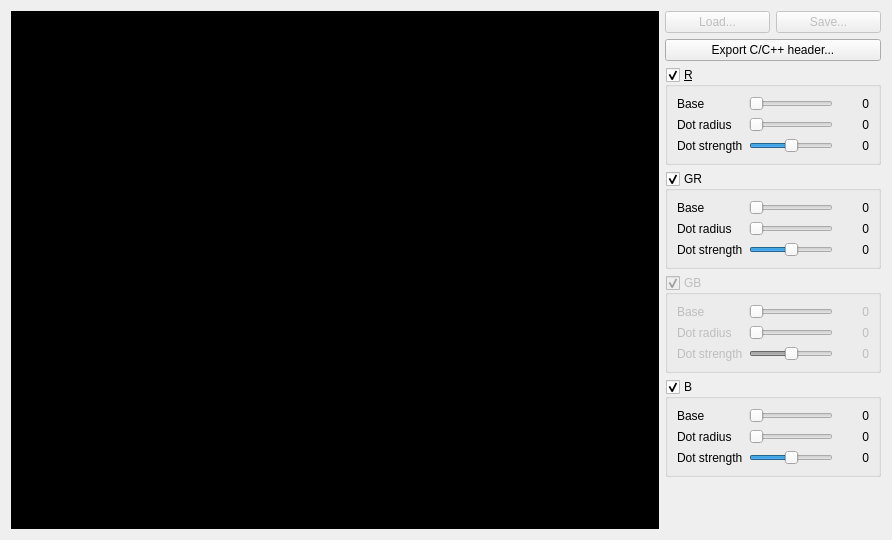
This is MainWindow.ui in dridri/lens_shading_editor as Qt 5 draws it before an edit. The edited form follows.
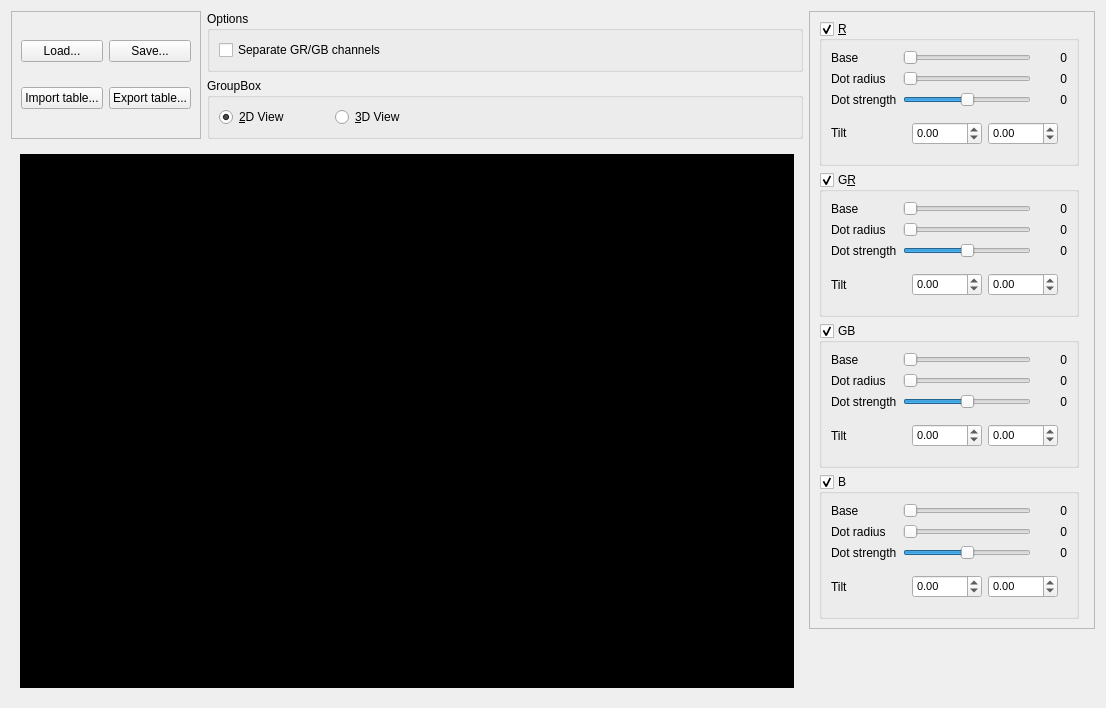
This is the edited form.

Commit message: better correction (using cos()). added tilt. added separate GR and GB channels. added 3Dview.

```diff
--- a/MainWindow.ui
+++ b/MainWindow.ui
@@ -6,291 +6,65 @@
    <rect>
     <x>0</x>
     <y>0</y>
-    <width>892</width>
-    <height>540</height>
+    <width>1106</width>
+    <height>708</height>
    </rect>
   </property>
   <property name="windowTitle">
    <string>Lens Shader Editor</string>
   </property>
+  <layout class="QGridLayout" name="gridLayout_8">
+   <item row="0" column="0" rowspan="2">
+    <widget class="QFrame" name="frame_2">
+     <property name="frameShape">
+      <enum>QFrame::StyledPanel</enum>
+     </property>
+     <property name="frameShadow">
+      <enum>QFrame::Raised</enum>
+     </property>
+     <layout class="QGridLayout" name="gridLayout_11">
+      <item row="0" column="0">
+       <widget class="QPushButton" name="loadBtn">
+        <property name="text">
+         <string>Load...</string>
+        </property>
+       </widget>
+      </item>
+      <item row="0" column="1">
+       <widget class="QPushButton" name="saveBtn">
+        <property name="text">
+         <string>Save...</string>
+        </property>
+       </widget>
+      </item>
+      <item row="1" column="0">
+       <widget class="QPushButton" name="importBtn">
+        <property name="text">
+         <string>Import table...</string>
+        </property>
+       </widget>
+      </item>
+      <item row="1" column="1">
+       <widget class="QPushButton" name="exportBtn">
+        <property name="text">
+         <string>Export table...</string>
+        </property>
+       </widget>
+      </item>
+     </layout>
+    </widget>
+   </item>
+   <item row="0" column="2" rowspan="4">
+    <widget class="QFrame" name="frame">
+     <property name="frameShape">
+      <enum>QFrame::StyledPanel</enum>
+     </property>
+     <property name="frameShadow">
+      <enum>QFrame::Raised</enum>
+     </property>
   <layout class="QGridLayout" name="gridLayout_5">
-   <item row="6" column="2">
-    <spacer name="verticalSpacer">
-     <property name="orientation">
-      <enum>Qt::Vertical</enum>
-     </property>
-     <property name="sizeHint" stdset="0">
-      <size>
-       <width>20</width>
-       <height>40</height>
-      </size>
-     </property>
-    </spacer>
-   </item>
-   <item row="0" column="0" rowspan="7">
-    <widget class="QLabel" name="shader">
-     <property name="sizePolicy">
-      <sizepolicy hsizetype="Expanding" vsizetype="Expanding">
-       <horstretch>0</horstretch>
-       <verstretch>0</verstretch>
-      </sizepolicy>
-     </property>
-     <property name="styleSheet">
-      <string notr="true">background-color: rgb(0, 0, 0);</string>
-     </property>
-     <property name="text">
-      <string/>
-     </property>
-     <property name="scaledContents">
-      <bool>true</bool>
-     </property>
-    </widget>
-   </item>
-   <item row="2" column="1" colspan="2">
-    <widget class="QGroupBox" name="groupBox">
-     <property name="sizePolicy">
-      <sizepolicy hsizetype="Maximum" vsizetype="Preferred">
-       <horstretch>0</horstretch>
-       <verstretch>0</verstretch>
-      </sizepolicy>
-     </property>
-     <property name="title">
-      <string>&amp;R</string>
-     </property>
-     <property name="checkable">
-      <bool>true</bool>
-     </property>
-     <layout class="QGridLayout" name="gridLayout">
-      <item row="1" column="0">
-       <widget class="QLabel" name="label_3">
-        <property name="text">
-         <string>Dot radius</string>
-        </property>
-       </widget>
-      </item>
-      <item row="1" column="1">
-       <widget class="QSlider" name="r_radius">
-        <property name="maximum">
-         <number>50</number>
-        </property>
-        <property name="orientation">
-         <enum>Qt::Horizontal</enum>
-        </property>
-       </widget>
-      </item>
-      <item row="2" column="0">
-       <widget class="QLabel" name="label_4">
-        <property name="text">
-         <string>Dot strength</string>
-        </property>
-       </widget>
-      </item>
-      <item row="0" column="1">
-       <widget class="QSlider" name="r_base">
-        <property name="maximum">
-         <number>255</number>
-        </property>
-        <property name="orientation">
-         <enum>Qt::Horizontal</enum>
-        </property>
-       </widget>
-      </item>
-      <item row="0" column="0">
-       <widget class="QLabel" name="label_2">
-        <property name="text">
-         <string>Base</string>
-        </property>
-       </widget>
-      </item>
-      <item row="2" column="1">
-       <widget class="QSlider" name="r_strength">
-        <property name="minimum">
-         <number>-255</number>
-        </property>
-        <property name="maximum">
-         <number>255</number>
-        </property>
-        <property name="orientation">
-         <enum>Qt::Horizontal</enum>
-        </property>
-       </widget>
-      </item>
-      <item row="0" column="2">
-       <widget class="QLabel" name="r_v_base">
-        <property name="minimumSize">
-         <size>
-          <width>30</width>
-          <height>0</height>
-         </size>
-        </property>
-        <property name="text">
-         <string>0</string>
-        </property>
-        <property name="alignment">
-         <set>Qt::AlignRight|Qt::AlignTrailing|Qt::AlignVCenter</set>
-        </property>
-       </widget>
-      </item>
-      <item row="1" column="2">
-       <widget class="QLabel" name="r_v_radius">
-        <property name="minimumSize">
-         <size>
-          <width>30</width>
-          <height>0</height>
-         </size>
-        </property>
-        <property name="text">
-         <string>0</string>
-        </property>
-        <property name="alignment">
-         <set>Qt::AlignRight|Qt::AlignTrailing|Qt::AlignVCenter</set>
-        </property>
-       </widget>
-      </item>
-      <item row="2" column="2">
-       <widget class="QLabel" name="r_v_strength">
-        <property name="minimumSize">
-         <size>
-          <width>30</width>
-          <height>0</height>
-         </size>
-        </property>
-        <property name="text">
-         <string>0</string>
-        </property>
-        <property name="alignment">
-         <set>Qt::AlignRight|Qt::AlignTrailing|Qt::AlignVCenter</set>
-        </property>
-       </widget>
-      </item>
-     </layout>
-    </widget>
-   </item>
-   <item row="3" column="1" colspan="2">
-    <widget class="QGroupBox" name="groupBox_1">
-     <property name="sizePolicy">
-      <sizepolicy hsizetype="Maximum" vsizetype="Preferred">
-       <horstretch>0</horstretch>
-       <verstretch>0</verstretch>
-      </sizepolicy>
-     </property>
-     <property name="title">
-      <string>GR</string>
-     </property>
-     <property name="checkable">
-      <bool>true</bool>
-     </property>
-     <layout class="QGridLayout" name="gridLayout_2">
-      <item row="1" column="1">
-       <widget class="QSlider" name="gr_radius">
-        <property name="maximum">
-         <number>50</number>
-        </property>
-        <property name="orientation">
-         <enum>Qt::Horizontal</enum>
-        </property>
-       </widget>
-      </item>
-      <item row="0" column="3">
-       <widget class="QLabel" name="gr_v_base">
-        <property name="minimumSize">
-         <size>
-          <width>30</width>
-          <height>0</height>
-         </size>
-        </property>
-        <property name="text">
-         <string>0</string>
-        </property>
-        <property name="alignment">
-         <set>Qt::AlignRight|Qt::AlignTrailing|Qt::AlignVCenter</set>
-        </property>
-       </widget>
-      </item>
-      <item row="0" column="1">
-       <widget class="QSlider" name="gr_base">
-        <property name="maximum">
-         <number>255</number>
-        </property>
-        <property name="orientation">
-         <enum>Qt::Horizontal</enum>
-        </property>
-       </widget>
-      </item>
-      <item row="2" column="0">
-       <widget class="QLabel" name="label_7">
-        <property name="text">
-         <string>Dot strength</string>
-        </property>
-       </widget>
-      </item>
-      <item row="0" column="0">
-       <widget class="QLabel" name="label_5">
-        <property name="text">
-         <string>Base</string>
-        </property>
-       </widget>
-      </item>
-      <item row="1" column="0">
-       <widget class="QLabel" name="label_6">
-        <property name="text">
-         <string>Dot radius</string>
-        </property>
-       </widget>
-      </item>
-      <item row="2" column="1">
-       <widget class="QSlider" name="gr_strength">
-        <property name="minimum">
-         <number>-255</number>
-        </property>
-        <property name="maximum">
-         <number>255</number>
-        </property>
-        <property name="orientation">
-         <enum>Qt::Horizontal</enum>
-        </property>
-       </widget>
-      </item>
-      <item row="1" column="3">
-       <widget class="QLabel" name="gr_v_radius">
-        <property name="minimumSize">
-         <size>
-          <width>30</width>
-          <height>0</height>
-         </size>
-        </property>
-        <property name="text">
-         <string>0</string>
-        </property>
-        <property name="alignment">
-         <set>Qt::AlignRight|Qt::AlignTrailing|Qt::AlignVCenter</set>
-        </property>
-       </widget>
-      </item>
-      <item row="2" column="3">
-       <widget class="QLabel" name="gr_v_strength">
-        <property name="minimumSize">
-         <size>
-          <width>30</width>
-          <height>0</height>
-         </size>
-        </property>
-        <property name="text">
-         <string>0</string>
-        </property>
-        <property name="alignment">
-         <set>Qt::AlignRight|Qt::AlignTrailing|Qt::AlignVCenter</set>
-        </property>
-       </widget>
-      </item>
-     </layout>
-    </widget>
-   </item>
-   <item row="4" column="1" colspan="2">
+      <item row="5" column="0" colspan="2">
     <widget class="QGroupBox" name="groupBox_2">
-     <property name="enabled">
-      <bool>false</bool>
-     </property>
      <property name="sizePolicy">
       <sizepolicy hsizetype="Maximum" vsizetype="Preferred">
        <horstretch>0</horstretch>
@@ -313,6 +87,12 @@
       </item>
       <item row="0" column="1">
        <widget class="QSlider" name="gb_base">
+           <property name="minimumSize">
+            <size>
+             <width>128</width>
+             <height>0</height>
+            </size>
+           </property>
         <property name="maximum">
          <number>255</number>
         </property>
@@ -330,6 +110,15 @@
       </item>
       <item row="1" column="1">
        <widget class="QSlider" name="gb_radius">
+           <property name="minimumSize">
+            <size>
+             <width>128</width>
+             <height>0</height>
+            </size>
+           </property>
+           <property name="maximum">
+            <number>100</number>
+           </property>
         <property name="orientation">
          <enum>Qt::Horizontal</enum>
         </property>
@@ -344,11 +133,17 @@
       </item>
       <item row="2" column="1">
        <widget class="QSlider" name="gb_strength">
+           <property name="minimumSize">
+            <size>
+             <width>128</width>
+             <height>0</height>
+            </size>
+           </property>
         <property name="minimum">
-         <number>-255</number>
+            <number>-128</number>
         </property>
         <property name="maximum">
-         <number>255</number>
+            <number>128</number>
         </property>
         <property name="orientation">
          <enum>Qt::Horizontal</enum>
@@ -403,10 +198,53 @@
         </property>
        </widget>
       </item>
+         <item row="3" column="0">
+          <widget class="QLabel" name="label_15">
+           <property name="text">
+            <string>Tilt</string>
+           </property>
+          </widget>
+         </item>
+         <item row="3" column="1" colspan="2">
+          <widget class="QWidget" name="widget_4" native="true">
+           <layout class="QGridLayout" name="gridLayout_13">
+            <item row="0" column="0">
+             <widget class="QDoubleSpinBox" name="gb_tilt_h">
+              <property name="font">
+               <font>
+                <pointsize>8</pointsize>
+               </font>
+              </property>
+              <property name="minimum">
+               <double>-45.000000000000000</double>
+              </property>
+              <property name="maximum">
+               <double>45.000000000000000</double>
+              </property>
+             </widget>
+            </item>
+            <item row="0" column="1">
+             <widget class="QDoubleSpinBox" name="gb_tilt_v">
+              <property name="font">
+               <font>
+                <pointsize>8</pointsize>
+               </font>
+              </property>
+              <property name="minimum">
+               <double>-45.000000000000000</double>
+              </property>
+              <property name="maximum">
+               <double>45.000000000000000</double>
+              </property>
+             </widget>
+            </item>
      </layout>
     </widget>
    </item>
-   <item row="5" column="1" colspan="2">
+        </layout>
+       </widget>
+      </item>
+      <item row="6" column="0" colspan="2">
     <widget class="QGroupBox" name="groupBox_3">
      <property name="sizePolicy">
       <sizepolicy hsizetype="Maximum" vsizetype="Preferred">
@@ -430,8 +268,14 @@
       </item>
       <item row="1" column="1">
        <widget class="QSlider" name="b_radius">
+           <property name="minimumSize">
+            <size>
+             <width>128</width>
+             <height>0</height>
+            </size>
+           </property>
         <property name="maximum">
-         <number>50</number>
+            <number>100</number>
         </property>
         <property name="orientation">
          <enum>Qt::Horizontal</enum>
@@ -447,11 +291,17 @@
       </item>
       <item row="2" column="1">
        <widget class="QSlider" name="b_strength">
+           <property name="minimumSize">
+            <size>
+             <width>128</width>
+             <height>0</height>
+            </size>
+           </property>
         <property name="minimum">
-         <number>-255</number>
+            <number>-128</number>
         </property>
         <property name="maximum">
-         <number>255</number>
+            <number>128</number>
         </property>
         <property name="orientation">
          <enum>Qt::Horizontal</enum>
@@ -467,6 +317,12 @@
       </item>
       <item row="0" column="1">
        <widget class="QSlider" name="b_base">
+           <property name="minimumSize">
+            <size>
+             <width>128</width>
+             <height>0</height>
+            </size>
+           </property>
         <property name="maximum">
          <number>255</number>
         </property>
@@ -523,34 +379,560 @@
         </property>
        </widget>
       </item>
+         <item row="3" column="1" colspan="2">
+          <widget class="QWidget" name="widget_5" native="true">
+           <layout class="QGridLayout" name="gridLayout_14">
+            <item row="0" column="0">
+             <widget class="QDoubleSpinBox" name="b_tilt_h">
+              <property name="font">
+               <font>
+                <pointsize>8</pointsize>
+               </font>
+              </property>
+              <property name="minimum">
+               <double>-45.000000000000000</double>
+              </property>
+              <property name="maximum">
+               <double>45.000000000000000</double>
+              </property>
+             </widget>
+            </item>
+            <item row="0" column="1">
+             <widget class="QDoubleSpinBox" name="b_tilt_v">
+              <property name="font">
+               <font>
+                <pointsize>8</pointsize>
+               </font>
+              </property>
+              <property name="minimum">
+               <double>-45.000000000000000</double>
+              </property>
+              <property name="maximum">
+               <double>45.000000000000000</double>
+              </property>
+             </widget>
+            </item>
      </layout>
     </widget>
    </item>
+         <item row="3" column="0">
+          <widget class="QLabel" name="label_16">
+           <property name="text">
+            <string>Tilt</string>
+           </property>
+          </widget>
+         </item>
+        </layout>
+       </widget>
+      </item>
+      <item row="1" column="0" colspan="2">
+       <widget class="QGroupBox" name="groupBox">
+        <property name="sizePolicy">
+         <sizepolicy hsizetype="Maximum" vsizetype="Preferred">
+          <horstretch>0</horstretch>
+          <verstretch>0</verstretch>
+         </sizepolicy>
+        </property>
+        <property name="title">
+         <string>&amp;R</string>
+        </property>
+        <property name="checkable">
+         <bool>true</bool>
+        </property>
+        <layout class="QGridLayout" name="gridLayout">
+         <item row="0" column="0">
+          <widget class="QLabel" name="label_2">
+           <property name="text">
+            <string>Base</string>
+           </property>
+          </widget>
+         </item>
+         <item row="2" column="0">
+          <widget class="QLabel" name="label_4">
+           <property name="text">
+            <string>Dot strength</string>
+           </property>
+          </widget>
+         </item>
+         <item row="2" column="1">
+          <widget class="QSlider" name="r_strength">
+           <property name="minimumSize">
+            <size>
+             <width>128</width>
+             <height>0</height>
+            </size>
+           </property>
+           <property name="minimum">
+            <number>-128</number>
+           </property>
+           <property name="maximum">
+            <number>128</number>
+           </property>
+           <property name="orientation">
+            <enum>Qt::Horizontal</enum>
+           </property>
+          </widget>
+         </item>
+         <item row="1" column="0">
+          <widget class="QLabel" name="label_3">
+           <property name="text">
+            <string>Dot radius</string>
+           </property>
+          </widget>
+         </item>
    <item row="0" column="1">
-    <widget class="QPushButton" name="loadBtn">
-     <property name="enabled">
-      <bool>false</bool>
-     </property>
+          <widget class="QSlider" name="r_base">
+           <property name="minimumSize">
+            <size>
+             <width>128</width>
+             <height>0</height>
+            </size>
+           </property>
+           <property name="maximum">
+            <number>255</number>
+           </property>
+           <property name="orientation">
+            <enum>Qt::Horizontal</enum>
+           </property>
+          </widget>
+         </item>
+         <item row="1" column="1">
+          <widget class="QSlider" name="r_radius">
+           <property name="minimumSize">
+            <size>
+             <width>128</width>
+             <height>0</height>
+            </size>
+           </property>
+           <property name="maximum">
+            <number>100</number>
+           </property>
+           <property name="orientation">
+            <enum>Qt::Horizontal</enum>
+           </property>
+          </widget>
+         </item>
+         <item row="2" column="2">
+          <widget class="QLabel" name="r_v_strength">
+           <property name="minimumSize">
+            <size>
+             <width>30</width>
+             <height>0</height>
+            </size>
+           </property>
      <property name="text">
-      <string>Load...</string>
-     </property>
-    </widget>
-   </item>
-   <item row="1" column="1" colspan="2">
-    <widget class="QPushButton" name="exportBtn">
+            <string>0</string>
+           </property>
+           <property name="alignment">
+            <set>Qt::AlignRight|Qt::AlignTrailing|Qt::AlignVCenter</set>
+           </property>
+          </widget>
+         </item>
+         <item row="3" column="0">
+          <widget class="QLabel" name="label">
+           <property name="sizePolicy">
+            <sizepolicy hsizetype="Preferred" vsizetype="Maximum">
+             <horstretch>0</horstretch>
+             <verstretch>0</verstretch>
+            </sizepolicy>
+           </property>
      <property name="text">
-      <string>Export C/C++ header...</string>
+            <string>Tilt</string>
      </property>
     </widget>
    </item>
    <item row="0" column="2">
-    <widget class="QPushButton" name="saveBtn">
-     <property name="enabled">
-      <bool>false</bool>
+          <widget class="QLabel" name="r_v_base">
+           <property name="minimumSize">
+            <size>
+             <width>30</width>
+             <height>0</height>
+            </size>
      </property>
      <property name="text">
-      <string>Save...</string>
-     </property>
+            <string>0</string>
+           </property>
+           <property name="alignment">
+            <set>Qt::AlignRight|Qt::AlignTrailing|Qt::AlignVCenter</set>
+           </property>
+          </widget>
+         </item>
+         <item row="1" column="2">
+          <widget class="QLabel" name="r_v_radius">
+           <property name="minimumSize">
+            <size>
+             <width>30</width>
+             <height>0</height>
+            </size>
+           </property>
+           <property name="text">
+            <string>0</string>
+           </property>
+           <property name="alignment">
+            <set>Qt::AlignRight|Qt::AlignTrailing|Qt::AlignVCenter</set>
+           </property>
+          </widget>
+         </item>
+         <item row="3" column="1" colspan="2">
+          <widget class="QWidget" name="widget" native="true">
+           <property name="sizePolicy">
+            <sizepolicy hsizetype="Preferred" vsizetype="Maximum">
+             <horstretch>0</horstretch>
+             <verstretch>0</verstretch>
+            </sizepolicy>
+           </property>
+           <layout class="QGridLayout" name="gridLayout_10">
+            <item row="0" column="0">
+             <widget class="QDoubleSpinBox" name="r_tilt_h">
+              <property name="sizePolicy">
+               <sizepolicy hsizetype="Minimum" vsizetype="Fixed">
+                <horstretch>0</horstretch>
+                <verstretch>0</verstretch>
+               </sizepolicy>
+              </property>
+              <property name="font">
+               <font>
+                <pointsize>8</pointsize>
+               </font>
+              </property>
+              <property name="minimum">
+               <double>-45.000000000000000</double>
+              </property>
+              <property name="maximum">
+               <double>45.000000000000000</double>
+              </property>
+             </widget>
+            </item>
+            <item row="0" column="1">
+             <widget class="QDoubleSpinBox" name="r_tilt_v">
+              <property name="sizePolicy">
+               <sizepolicy hsizetype="Minimum" vsizetype="Maximum">
+                <horstretch>0</horstretch>
+                <verstretch>0</verstretch>
+               </sizepolicy>
+              </property>
+              <property name="font">
+               <font>
+                <pointsize>8</pointsize>
+               </font>
+              </property>
+              <property name="minimum">
+               <double>-45.000000000000000</double>
+              </property>
+              <property name="maximum">
+               <double>45.000000000000000</double>
+              </property>
+             </widget>
+            </item>
+           </layout>
+          </widget>
+         </item>
+        </layout>
+       </widget>
+      </item>
+      <item row="4" column="0">
+       <widget class="QGroupBox" name="groupBox_1">
+        <property name="sizePolicy">
+         <sizepolicy hsizetype="Maximum" vsizetype="Preferred">
+          <horstretch>0</horstretch>
+          <verstretch>0</verstretch>
+         </sizepolicy>
+        </property>
+        <property name="title">
+         <string>G&amp;R</string>
+        </property>
+        <property name="checkable">
+         <bool>true</bool>
+        </property>
+        <layout class="QGridLayout" name="gridLayout_2">
+         <item row="0" column="0">
+          <widget class="QLabel" name="label_5">
+           <property name="text">
+            <string>Base</string>
+           </property>
+          </widget>
+         </item>
+         <item row="2" column="0">
+          <widget class="QLabel" name="label_7">
+           <property name="text">
+            <string>Dot strength</string>
+           </property>
+          </widget>
+         </item>
+         <item row="1" column="0">
+          <widget class="QLabel" name="label_6">
+           <property name="text">
+            <string>Dot radius</string>
+           </property>
+          </widget>
+         </item>
+         <item row="1" column="1">
+          <widget class="QSlider" name="gr_radius">
+           <property name="minimumSize">
+            <size>
+             <width>128</width>
+             <height>0</height>
+            </size>
+           </property>
+           <property name="maximum">
+            <number>100</number>
+           </property>
+           <property name="orientation">
+            <enum>Qt::Horizontal</enum>
+           </property>
+          </widget>
+         </item>
+         <item row="0" column="1">
+          <widget class="QSlider" name="gr_base">
+           <property name="minimumSize">
+            <size>
+             <width>128</width>
+             <height>0</height>
+            </size>
+           </property>
+           <property name="maximum">
+            <number>255</number>
+           </property>
+           <property name="orientation">
+            <enum>Qt::Horizontal</enum>
+           </property>
+          </widget>
+         </item>
+         <item row="1" column="2">
+          <widget class="QLabel" name="gr_v_radius">
+           <property name="minimumSize">
+            <size>
+             <width>30</width>
+             <height>0</height>
+            </size>
+           </property>
+           <property name="text">
+            <string>0</string>
+           </property>
+           <property name="alignment">
+            <set>Qt::AlignRight|Qt::AlignTrailing|Qt::AlignVCenter</set>
+           </property>
+          </widget>
+         </item>
+         <item row="2" column="2">
+          <widget class="QLabel" name="gr_v_strength">
+           <property name="minimumSize">
+            <size>
+             <width>30</width>
+             <height>0</height>
+            </size>
+           </property>
+           <property name="text">
+            <string>0</string>
+           </property>
+           <property name="alignment">
+            <set>Qt::AlignRight|Qt::AlignTrailing|Qt::AlignVCenter</set>
+           </property>
+          </widget>
+         </item>
+         <item row="0" column="2">
+          <widget class="QLabel" name="gr_v_base">
+           <property name="minimumSize">
+            <size>
+             <width>30</width>
+             <height>0</height>
+            </size>
+           </property>
+           <property name="text">
+            <string>0</string>
+           </property>
+           <property name="alignment">
+            <set>Qt::AlignRight|Qt::AlignTrailing|Qt::AlignVCenter</set>
+           </property>
+          </widget>
+         </item>
+         <item row="2" column="1">
+          <widget class="QSlider" name="gr_strength">
+           <property name="minimumSize">
+            <size>
+             <width>128</width>
+             <height>0</height>
+            </size>
+           </property>
+           <property name="minimum">
+            <number>-128</number>
+           </property>
+           <property name="maximum">
+            <number>128</number>
+           </property>
+           <property name="orientation">
+            <enum>Qt::Horizontal</enum>
+           </property>
+          </widget>
+         </item>
+         <item row="3" column="0">
+          <widget class="QLabel" name="label_14">
+           <property name="text">
+            <string>Tilt</string>
+           </property>
+          </widget>
+         </item>
+         <item row="3" column="1" colspan="2">
+          <widget class="QWidget" name="widget_3" native="true">
+           <layout class="QGridLayout" name="gridLayout_12">
+            <item row="0" column="0">
+             <widget class="QDoubleSpinBox" name="gr_tilt_h">
+              <property name="font">
+               <font>
+                <pointsize>8</pointsize>
+               </font>
+              </property>
+              <property name="minimum">
+               <double>-45.000000000000000</double>
+              </property>
+              <property name="maximum">
+               <double>45.000000000000000</double>
+              </property>
+             </widget>
+            </item>
+            <item row="0" column="1">
+             <widget class="QDoubleSpinBox" name="gr_tilt_v">
+              <property name="font">
+               <font>
+                <pointsize>8</pointsize>
+               </font>
+              </property>
+              <property name="minimum">
+               <double>-45.000000000000000</double>
+              </property>
+              <property name="maximum">
+               <double>45.000000000000000</double>
+              </property>
+             </widget>
+            </item>
+           </layout>
+          </widget>
+         </item>
+        </layout>
+       </widget>
+      </item>
+     </layout>
+    </widget>
+   </item>
+   <item row="1" column="1">
+    <widget class="QGroupBox" name="groupBox_5">
+     <property name="sizePolicy">
+      <sizepolicy hsizetype="Preferred" vsizetype="Maximum">
+       <horstretch>0</horstretch>
+       <verstretch>0</verstretch>
+      </sizepolicy>
+     </property>
+     <property name="title">
+      <string>GroupBox</string>
+     </property>
+     <layout class="QGridLayout" name="gridLayout_7">
+      <item row="0" column="0">
+       <widget class="QRadioButton" name="view2d">
+        <property name="text">
+         <string>&amp;2D View</string>
+        </property>
+        <property name="checked">
+         <bool>true</bool>
+        </property>
+       </widget>
+      </item>
+      <item row="0" column="1">
+       <spacer name="horizontalSpacer_2">
+        <property name="orientation">
+         <enum>Qt::Horizontal</enum>
+        </property>
+        <property name="sizeType">
+         <enum>QSizePolicy::Minimum</enum>
+        </property>
+        <property name="sizeHint" stdset="0">
+         <size>
+          <width>40</width>
+          <height>20</height>
+         </size>
+        </property>
+       </spacer>
+      </item>
+      <item row="0" column="2">
+       <widget class="QRadioButton" name="view3d">
+        <property name="text">
+         <string>&amp;3D View</string>
+        </property>
+       </widget>
+      </item>
+      <item row="0" column="3">
+       <spacer name="horizontalSpacer">
+        <property name="orientation">
+         <enum>Qt::Horizontal</enum>
+        </property>
+        <property name="sizeHint" stdset="0">
+         <size>
+          <width>40</width>
+          <height>20</height>
+         </size>
+        </property>
+       </spacer>
+      </item>
+     </layout>
+    </widget>
+   </item>
+   <item row="4" column="2">
+    <spacer name="verticalSpacer">
+     <property name="orientation">
+      <enum>Qt::Vertical</enum>
+     </property>
+     <property name="sizeHint" stdset="0">
+      <size>
+       <width>20</width>
+       <height>40</height>
+      </size>
+     </property>
+    </spacer>
+   </item>
+   <item row="2" column="0" rowspan="3" colspan="2">
+    <widget class="QWidget" name="view" native="true">
+     <layout class="QGridLayout" name="gridLayout_9">
+      <item row="0" column="0">
+       <widget class="QLabel" name="shader">
+        <property name="sizePolicy">
+         <sizepolicy hsizetype="Expanding" vsizetype="Expanding">
+          <horstretch>0</horstretch>
+          <verstretch>0</verstretch>
+         </sizepolicy>
+        </property>
+        <property name="styleSheet">
+         <string notr="true">background-color: rgb(0, 0, 0);</string>
+        </property>
+        <property name="text">
+         <string/>
+        </property>
+        <property name="scaledContents">
+         <bool>true</bool>
+        </property>
+       </widget>
+      </item>
+     </layout>
+    </widget>
+   </item>
+   <item row="0" column="1">
+    <widget class="QGroupBox" name="groupBox_4">
+     <property name="sizePolicy">
+      <sizepolicy hsizetype="Preferred" vsizetype="Maximum">
+       <horstretch>0</horstretch>
+       <verstretch>0</verstretch>
+      </sizepolicy>
+     </property>
+     <property name="title">
+      <string>Options</string>
+     </property>
+     <layout class="QGridLayout" name="gridLayout_6">
+      <item row="0" column="0">
+       <widget class="QCheckBox" name="separate_gr_gb">
+        <property name="text">
+         <string>Separate GR/GB channels</string>
+        </property>
+       </widget>
+      </item>
+     </layout>
     </widget>
    </item>
   </layout>
```
Lines whose indentation alone changed are shown as unchanged. The commit also changes 10 other files.
